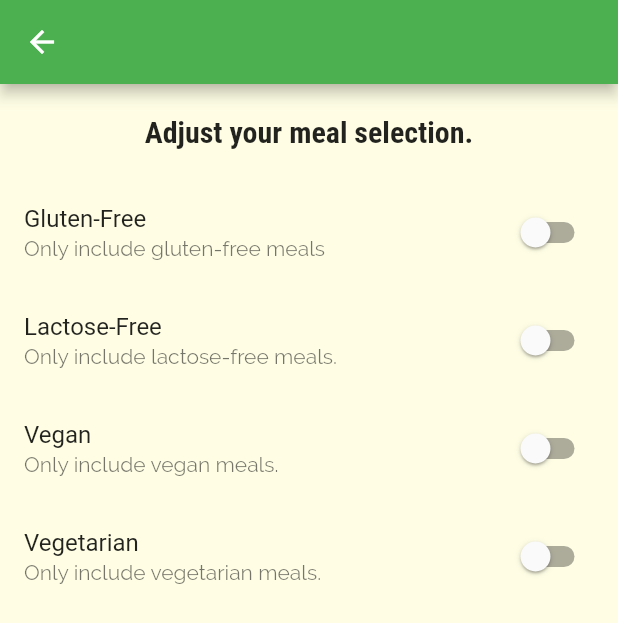
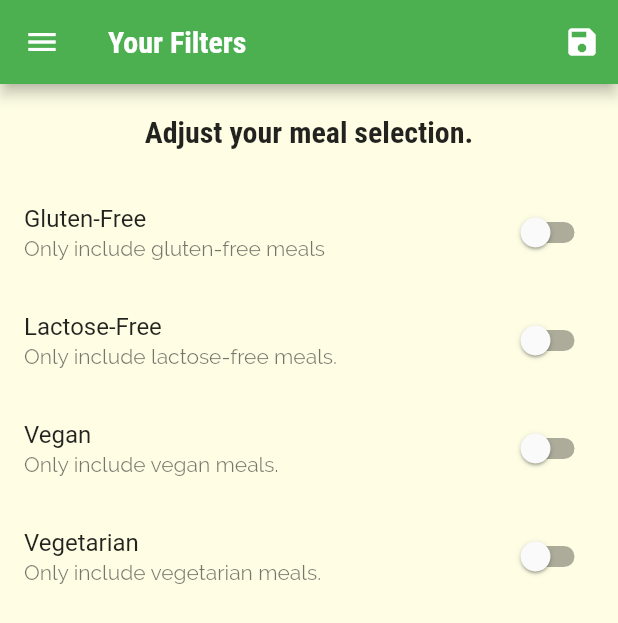
Before and after one commit to marcellus-saputra/udemy_meals_app, a Flutter app: the FiltersScreen screen opened by its route, on a phone screen of 412 x 824 dp. Shown: the top 623 px of the screen. Run offline on Flutter 3.47's test engine with Material 2 defaults, Android fonts, the phone set to English and light mode, and no system bars.

Commit message:
Adde meal filtering

```diff
--- a/lib/main.dart
+++ b/lib/main.dart
@@ -1,6 +1,9 @@
 import 'package:flutter/material.dart';
 import 'package:flutter_complete_guide/screens/category_meals_screen.dart';
 
+import 'dummy_data.dart';
+
+import './models/meal.dart';
 import 'screens/categories_screen.dart';
 import 'screens/meal_details_screen.dart';
 import 'screens/tabs_screen.dart';
@@ -8,7 +11,34 @@ import 'screens/filters_screen.dart';
 
 void main() => runApp(MyApp());
 
-class MyApp extends StatelessWidget {
+class MyApp extends StatefulWidget {
+  @override
+  State<MyApp> createState() => _MyAppState();
+}
+
+class _MyAppState extends State<MyApp> {
+  Map<String, bool> _filters = {
+    'gluten': false,
+    'lactose': false,
+    'vegan': false,
+    'vegetarian': false,
+  };
+
+  List<Meal> _availableMeals = DUMMY_MEALS;
+
+  void _setFilters(Map<String, bool> filterData) {
+    setState(() {
+      _filters = filterData;
+      _availableMeals = DUMMY_MEALS.where((meal) {
+        if (_filters['gluten'] && !meal.isGlutenFree) return false;
+        if (_filters['lactose'] && !meal.isLactoseFree) return false;
+        if (_filters['vegan'] && !meal.isVegan) return false;
+        if (_filters['vegetarian'] && !meal.isVegetarian) return false;
+        return true;
+      }).toList();
+    });
+  }
+
   @override
   Widget build(BuildContext context) {
     return MaterialApp(
@@ -39,9 +69,11 @@ class MyApp extends StatelessWidget {
       ),
       home: TabsScreen(),
       routes: {
-        CategoryMealsScreen.routeName: (context) => CategoryMealsScreen(),
+        CategoryMealsScreen.routeName: (context) =>
+            CategoryMealsScreen(_availableMeals),
         MealDetailsScreen.routeName: (context) => MealDetailsScreen(),
-        FiltersScreen.routeName: (context) => FiltersScreen(),
+        FiltersScreen.routeName: (context) =>
+            FiltersScreen(_filters, _setFilters),
       },
       onUnknownRoute: (settings) {
         return MaterialPageRoute(builder: (ctx) => CategoriesScreen());
--- a/lib/screens/filters_screen.dart
+++ b/lib/screens/filters_screen.dart
@@ -1,7 +1,13 @@
 import 'package:flutter/material.dart';
+import '../widgets/main_drawer.dart';
 
 class FiltersScreen extends StatefulWidget {
   static const routeName = '/filters';
+
+  final Map<String, bool> currentFilters;
+  final Function saveFilters;
+
+  FiltersScreen(this.currentFilters, this.saveFilters);
 
   @override
   State<FiltersScreen> createState() => _FiltersScreenState();
@@ -12,6 +18,15 @@ class _FiltersScreenState extends State<FiltersScreen> {
   bool _vegetarian = false;
   bool _vegan = false;
   bool _lactoseFree = false;
+
+  @override
+  void initState() {
+    _glutenFree = widget.currentFilters['gluten'];
+    _lactoseFree = widget.currentFilters['lactose'];
+    _vegan = widget.currentFilters['vegan'];
+    _vegetarian = widget.currentFilters['vegetarian'];
+    super.initState();
+  }
 
   Widget _buildSwitchListTile(
     bool mealFilter,
@@ -30,7 +45,24 @@ class _FiltersScreenState extends State<FiltersScreen> {
   @override
   Widget build(BuildContext context) {
     return Scaffold(
-      appBar: AppBar(),
+      appBar: AppBar(
+        title: Text('Your Filters'),
+        actions: [
+          IconButton(
+            icon: Icon(Icons.save),
+            onPressed: () {
+              final selectedFilters = {
+                'gluten': _glutenFree,
+                'lactose': _lactoseFree,
+                'vegan': _vegan,
+                'vegetarian': _vegetarian,
+              };
+              widget.saveFilters(selectedFilters);
+            },
+          )
+        ],
+      ),
+      drawer: MainDrawer(),
       body: Column(
         children: [
           Container(
```
Also changed, not shown: lib/screens/category_meals_screen.dart (+5 -3 lines).
